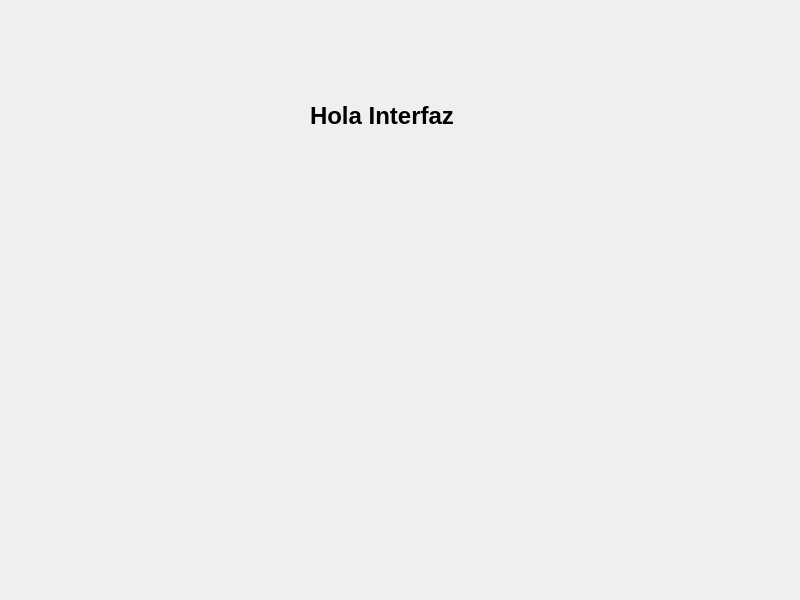
This is Rapidito/interfaz/Interfaz.ui in Marco131-xel/Edd_Proyecto2 as Qt 5 draws it before an edit. The edited form follows.
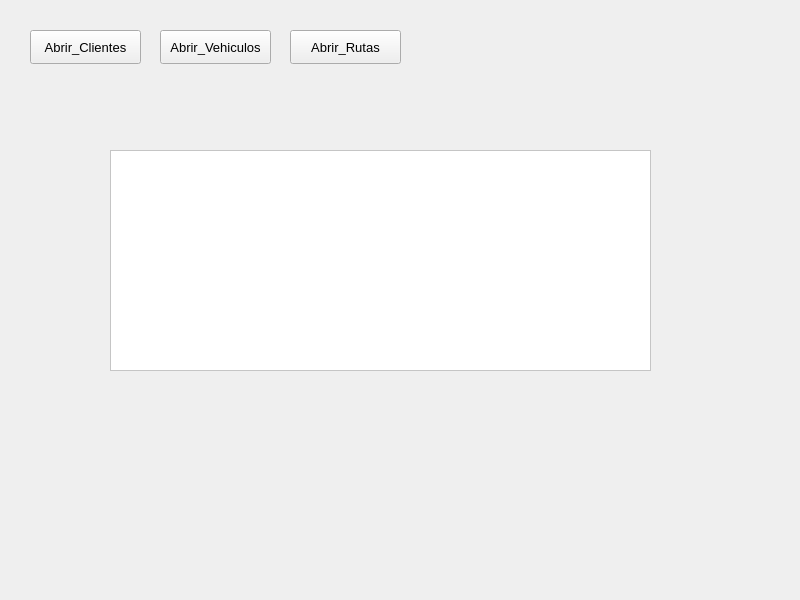
This is the edited form.

Diff of the .ui file:
```diff
--- a/Rapidito/interfaz/Interfaz.ui
+++ b/Rapidito/interfaz/Interfaz.ui
@@ -20,17 +20,78 @@
    <string>MainWindow</string>
   </property>
   <widget class="QWidget" name="centralwidget">
-   <widget class="QLabel" name="label">
+   <widget class="QPushButton" name="BT_abrir_clientes">
     <property name="geometry">
      <rect>
-      <x>310</x>
-      <y>80</y>
-      <width>181</width>
-      <height>71</height>
+      <x>30</x>
+      <y>30</y>
+      <width>111</width>
+      <height>34</height>
      </rect>
     </property>
+    <property name="font">
+     <font>
+      <pointsize>10</pointsize>
+      <italic>false</italic>
+      <bold>false</bold>
+     </font>
+    </property>
     <property name="text">
-     <string>Hola Interfaz</string>
+     <string>Abrir_Clientes</string>
+    </property>
+   </widget>
+   <widget class="QPushButton" name="BT_abrir_vehiculos">
+    <property name="geometry">
+     <rect>
+      <x>160</x>
+      <y>30</y>
+      <width>111</width>
+      <height>34</height>
+     </rect>
+    </property>
+    <property name="font">
+     <font>
+      <pointsize>10</pointsize>
+      <italic>false</italic>
+      <bold>false</bold>
+     </font>
+    </property>
+    <property name="text">
+     <string>Abrir_Vehiculos</string>
+    </property>
+   </widget>
+   <widget class="QPushButton" name="BT_abrir_rutas">
+    <property name="geometry">
+     <rect>
+      <x>290</x>
+      <y>30</y>
+      <width>111</width>
+      <height>34</height>
+     </rect>
+    </property>
+    <property name="font">
+     <font>
+      <pointsize>10</pointsize>
+      <italic>false</italic>
+      <bold>false</bold>
+     </font>
+    </property>
+    <property name="text">
+     <string>Abrir_Rutas</string>
+    </property>
+   </widget>
+   <widget class="QTextEdit" name="text_area">
+    <property name="geometry">
+     <rect>
+      <x>110</x>
+      <y>150</y>
+      <width>541</width>
+      <height>221</height>
+     </rect>
+    </property>
+    <property name="styleSheet">
+     <string notr="true">background-color: rgb(255, 255, 255);
+color: rgb(0, 0, 0);</string>
     </property>
    </widget>
   </widget>
```
